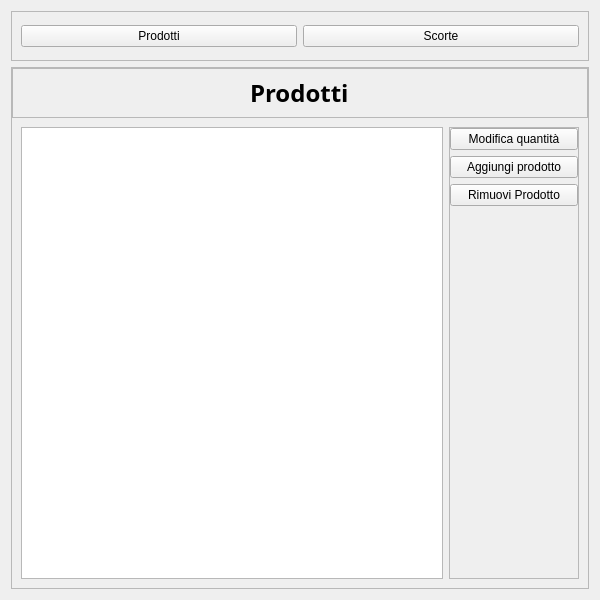
First picture: the form in projectIS/listaprodotti/view/VistaMagazzino.ui, repository chritianchiappa/progetto_panificio, before the edit.
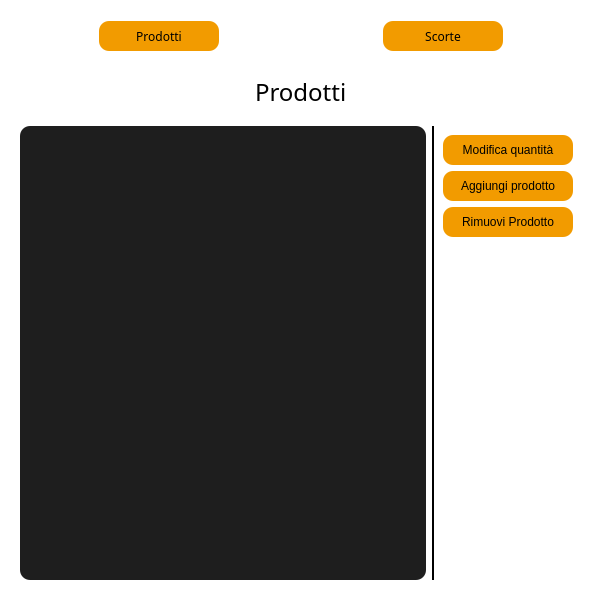
Second picture: the form after the edit.

Patch:
```diff
--- a/projectIS/listaprodotti/view/VistaMagazzino.ui
+++ b/projectIS/listaprodotti/view/VistaMagazzino.ui
@@ -6,7 +6,7 @@
    <rect>
     <x>0</x>
     <y>0</y>
-    <width>600</width>
+    <width>602</width>
     <height>600</height>
    </rect>
   </property>
@@ -25,6 +25,11 @@
   <property name="windowTitle">
    <string>Form</string>
   </property>
+  <property name="styleSheet">
+   <string notr="true">background-color: rgb(255, 255, 255);
+color: rgb(0, 0, 0);
+border:none;</string>
+  </property>
   <layout class="QVBoxLayout" name="verticalLayout">
    <item>
     <widget class="QFrame" name="frame_2">
@@ -47,15 +52,65 @@
       <enum>QFrame::Raised</enum>
      </property>
      <layout class="QHBoxLayout" name="horizontalLayout_2">
-      <item>
+      <item alignment="Qt::AlignHCenter">
        <widget class="QPushButton" name="prodotti_button">
+        <property name="minimumSize">
+         <size>
+          <width>120</width>
+          <height>30</height>
+         </size>
+        </property>
+        <property name="font">
+         <font>
+          <family>Tiro Kannada</family>
+         </font>
+        </property>
+        <property name="cursor">
+         <cursorShape>PointingHandCursor</cursorShape>
+        </property>
+        <property name="styleSheet">
+         <string notr="true">QPushButton{
+   
+	background-color: rgb(242, 155, 0);
+     border:none;
+     
+	color: rgb(0, 0, 0);
+     border-radius:10px;
+   
+}</string>
+        </property>
         <property name="text">
          <string>Prodotti</string>
         </property>
        </widget>
       </item>
-      <item>
+      <item alignment="Qt::AlignHCenter">
        <widget class="QPushButton" name="scorte_button">
+        <property name="minimumSize">
+         <size>
+          <width>120</width>
+          <height>30</height>
+         </size>
+        </property>
+        <property name="font">
+         <font>
+          <family>Tiro Kannada</family>
+         </font>
+        </property>
+        <property name="cursor">
+         <cursorShape>PointingHandCursor</cursorShape>
+        </property>
+        <property name="styleSheet">
+         <string notr="true">QPushButton{
+   
+	background-color: rgb(242, 155, 0);
+     border:none;
+     
+	color: rgb(0, 0, 0);
+     border-radius:10px;
+   
+}</string>
+        </property>
         <property name="text">
          <string>Scorte</string>
         </property>
@@ -125,9 +180,9 @@
           <widget class="QLabel" name="label">
            <property name="font">
             <font>
-             <family>Arial Black</family>
+             <family>Tiro Kannada</family>
              <pointsize>18</pointsize>
-             <bold>true</bold>
+             <bold>false</bold>
             </font>
            </property>
            <property name="text">
@@ -146,16 +201,41 @@
         <widget class="QWidget" name="page_1">
          <layout class="QHBoxLayout" name="horizontalLayout_3">
           <item>
-           <widget class="QListView" name="list_view1"/>
+           <widget class="QListView" name="list_view1">
+            <property name="font">
+             <font>
+              <family>Tiro Kannada</family>
+             </font>
+            </property>
+            <property name="styleSheet">
+             <string notr="true">QListView{
+background-color:rgba(0,0,0,225);
+border-radius:10px;
+color:white;
+padding-left:5px;
+padding-top:10px;
+padding-right:5px;
+}
+
+QListView::item:selected {
+border-radius:3px;
+background-color: rgb(242, 155, 0);
+color:black;
+}</string>
+            </property>
+           </widget>
           </item>
           <item>
            <widget class="QFrame" name="frame_4">
             <property name="minimumSize">
              <size>
-              <width>130</width>
+              <width>150</width>
               <height>0</height>
              </size>
             </property>
+            <property name="styleSheet">
+             <string notr="true">border-left:2px solid black;</string>
+            </property>
             <property name="frameShape">
              <enum>QFrame::StyledPanel</enum>
             </property>
@@ -164,19 +244,39 @@
             </property>
             <layout class="QVBoxLayout" name="verticalLayout_2">
              <property name="leftMargin">
-              <number>0</number>
+              <number>9</number>
              </property>
              <property name="topMargin">
-              <number>0</number>
+              <number>9</number>
              </property>
              <property name="rightMargin">
-              <number>0</number>
+              <number>9</number>
              </property>
              <property name="bottomMargin">
-              <number>0</number>
+              <number>9</number>
              </property>
              <item>
               <widget class="QPushButton" name="mod_quantita1_button">
+               <property name="minimumSize">
+                <size>
+                 <width>0</width>
+                 <height>30</height>
+                </size>
+               </property>
+               <property name="cursor">
+                <cursorShape>PointingHandCursor</cursorShape>
+               </property>
+               <property name="styleSheet">
+                <string notr="true">QPushButton{
+   
+	background-color: rgb(242, 155, 0);
+     border:none;
+     
+	color: rgb(0, 0, 0);
+     border-radius:10px;
+   
+}</string>
+               </property>
                <property name="text">
                 <string>Modifica quantità</string>
                </property>
@@ -184,6 +284,26 @@
              </item>
              <item>
               <widget class="QPushButton" name="agg_prod_button">
+               <property name="minimumSize">
+                <size>
+                 <width>0</width>
+                 <height>30</height>
+                </size>
+               </property>
+               <property name="cursor">
+                <cursorShape>PointingHandCursor</cursorShape>
+               </property>
+               <property name="styleSheet">
+                <string notr="true">QPushButton{
+   
+	background-color: rgb(242, 155, 0);
+     border:none;
+     
+	color: rgb(0, 0, 0);
+     border-radius:10px;
+   
+}</string>
+               </property>
                <property name="text">
                 <string>Aggiungi prodotto</string>
                </property>
@@ -191,6 +311,26 @@
              </item>
              <item>
               <widget class="QPushButton" name="rim_prod_button">
+               <property name="minimumSize">
+                <size>
+                 <width>0</width>
+                 <height>30</height>
+                </size>
+               </property>
+               <property name="cursor">
+                <cursorShape>PointingHandCursor</cursorShape>
+               </property>
+               <property name="styleSheet">
+                <string notr="true">QPushButton{
+   
+	background-color: rgb(242, 155, 0);
+     border:none;
+     
+	color: rgb(0, 0, 0);
+     border-radius:10px;
+   
+}</string>
+               </property>
                <property name="text">
                 <string>Rimuovi Prodotto</string>
                </property>
```
Left out of the diff: 94 changed lines with no effect on the pictures.
